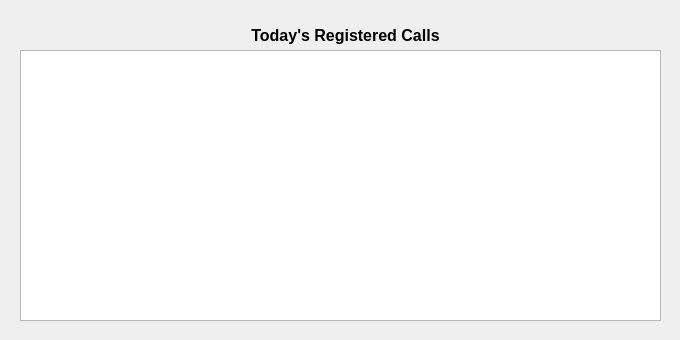
This is calldetails.ui in brookiestein/CallsCounter as Qt 5 draws it before an edit. The edited form follows.
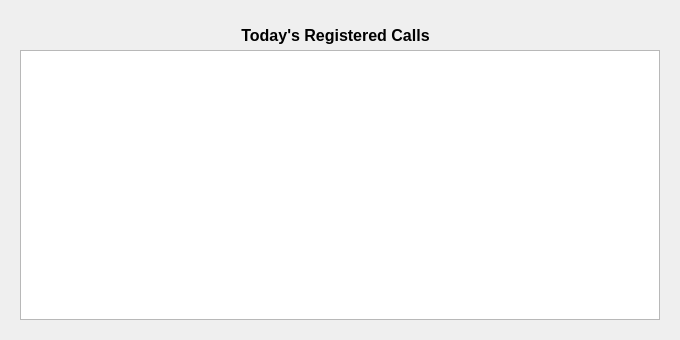
This is the edited form.

The edit to the form file:
```diff
--- a/calldetails.ui
+++ b/calldetails.ui
@@ -24,17 +24,17 @@
     <rect>
      <x>20</x>
      <y>50</y>
-     <width>641</width>
-     <height>271</height>
+     <width>640</width>
+     <height>270</height>
     </rect>
    </property>
   </widget>
   <widget class="QLabel" name="label">
    <property name="geometry">
     <rect>
-     <x>210</x>
+     <x>240</x>
      <y>20</y>
-     <width>271</width>
+     <width>191</width>
      <height>31</height>
     </rect>
    </property>
```
